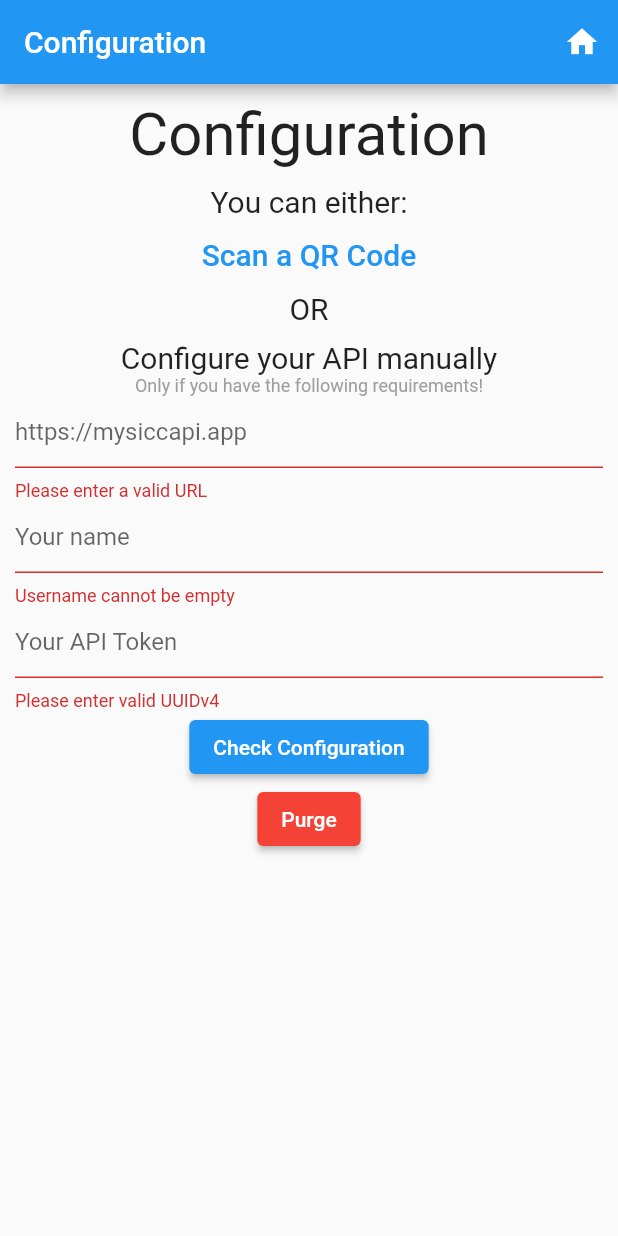
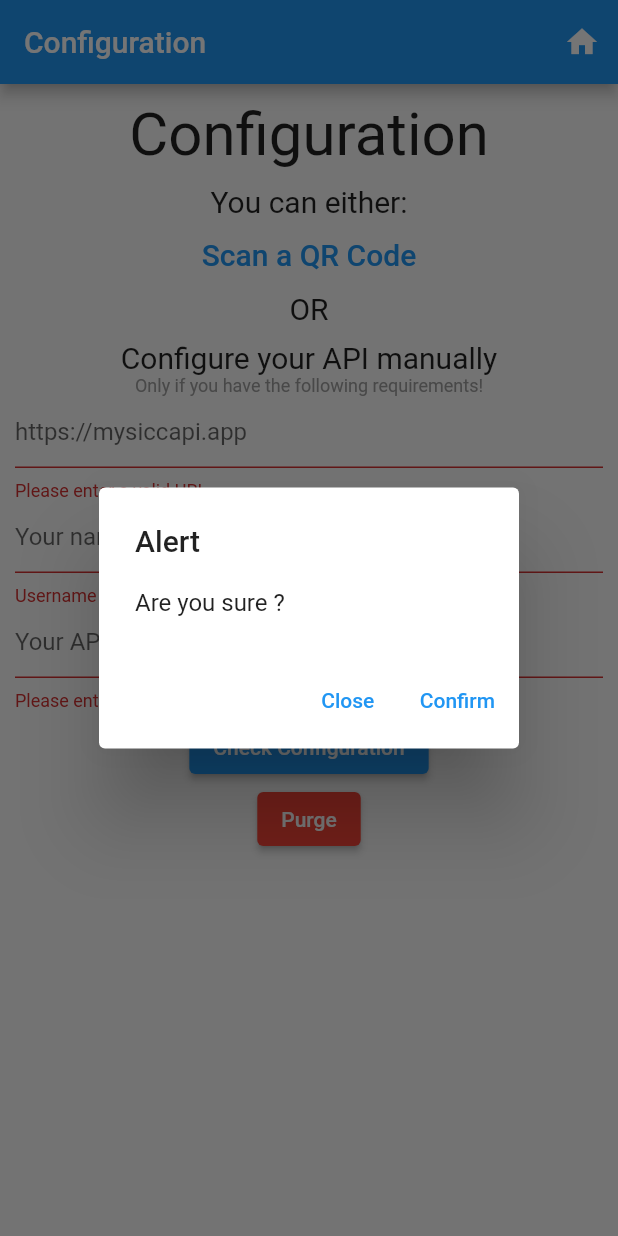
Before and after one commit to XVanilor/sicc, a Flutter app: the screen it shows after launch, after a tap on "Check Configuration", after a tap on "Purge", on a phone screen of 412 x 824 dp. Run offline on Flutter 3.47's test engine with Material 2 defaults, Android fonts, the phone set to English and light mode, and no system bars; our stand-ins replace qr_flutter, shared_preferences; missing offline and left inert: qr_code_scanner.

Commit message:
Added confirmation screen when purging config

```diff
--- a/lib/Config.dart
+++ b/lib/Config.dart
@@ -237,7 +237,32 @@ class _ConfigState extends State<Config> {
                                     ElevatedButton(
                                       onPressed: () {
 
-                                        SiccApi.resetConfig().then((value) => loadPrefs());
+                                        showDialog(
+                                            context: context,
+                                            builder: (context) {
+                                              return AlertDialog(
+                                                title: const Text('Alert'),
+                                                content: const Text("Are you sure ?"),
+                                                actions: <Widget>[
+                                                  TextButton(
+                                                      onPressed: () {
+
+                                                        Navigator.pop(context);
+                                                      },
+                                                      child: const Text('Close')
+                                                  ),
+                                                  TextButton(
+                                                      onPressed: () {
+
+                                                        SiccApi.resetConfig().then((value) => loadPrefs());
+
+                                                        Navigator.pop(context);
+                                                      },
+                                                      child: const Text('Confirm')
+                                                  )
+                                                ],
+                                              );
+                                            });
                                       },
                                       style: ButtonStyle(backgroundColor: MaterialStateColor.resolveWith((states) => Colors.red)),
                                       child: const Text('Purge'),
```
